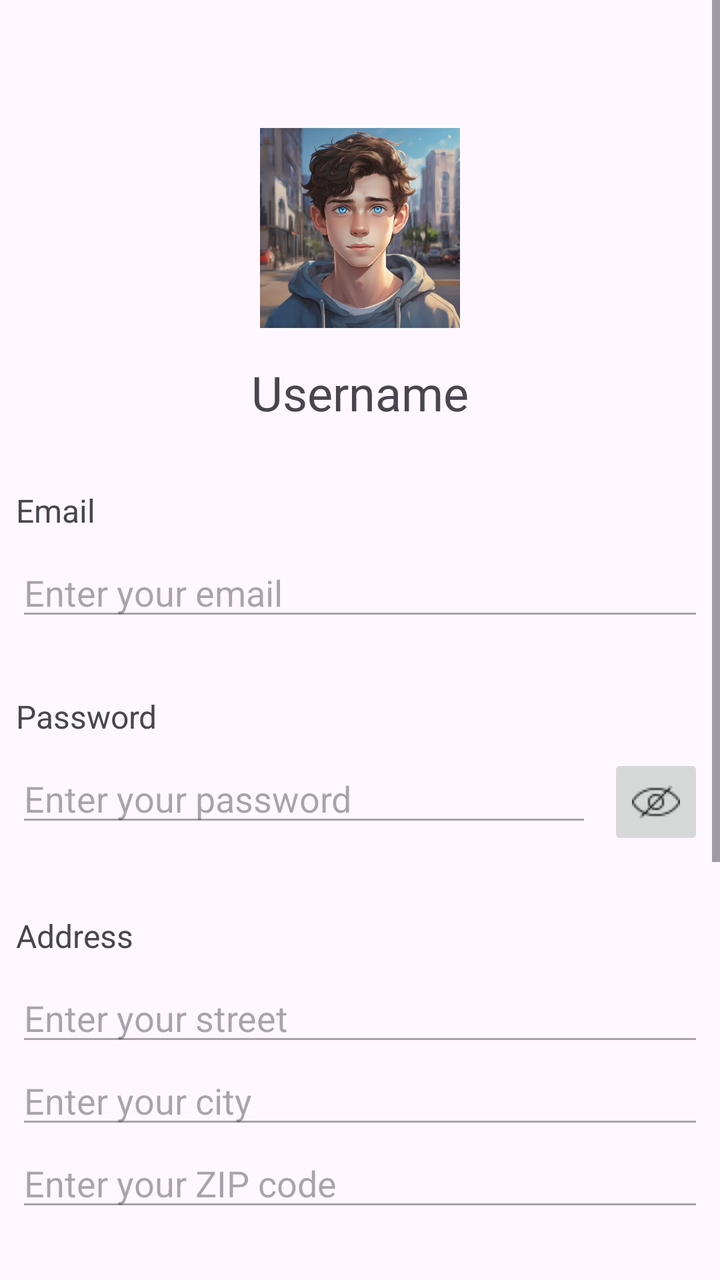
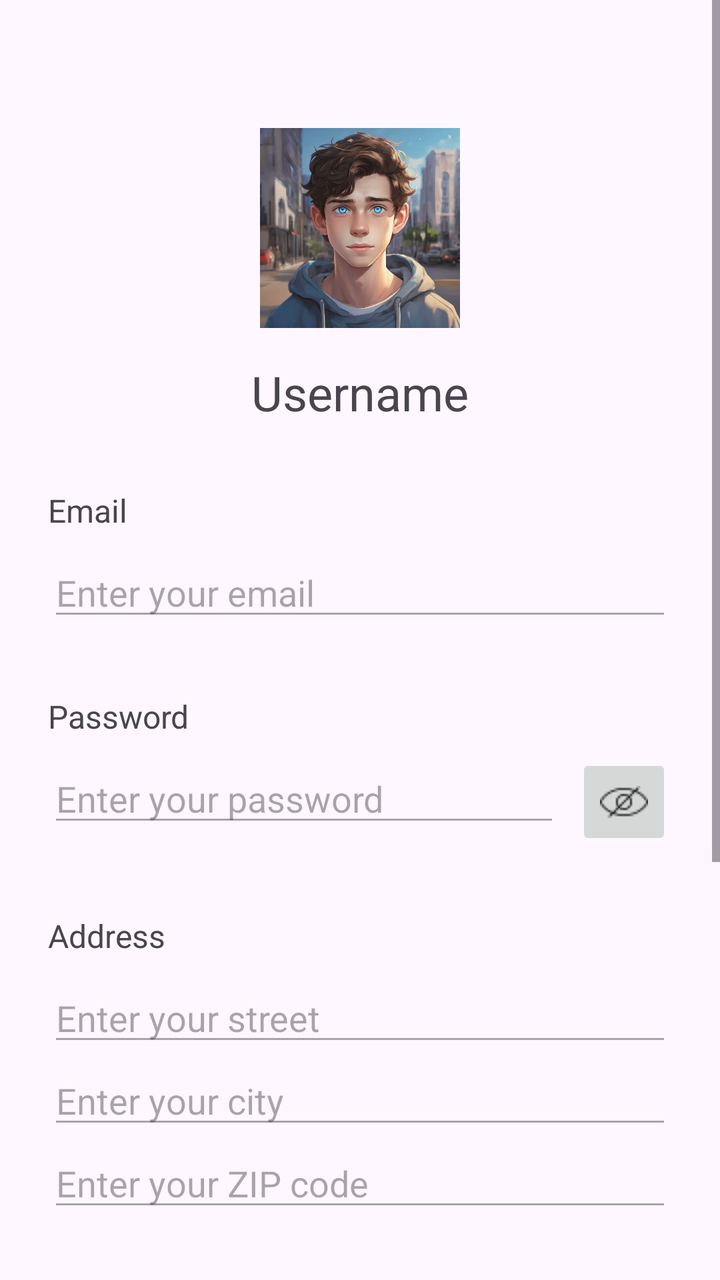

Screens rendered from an Android XML layout before and after an edit, with the pre-edit source and the edit as a unified diff.
<!-- AndroidManifest.xml: application theme Theme.DailyKind -->
<!-- res/layout/fragment_profile.xml -->
<?xml version="1.0" encoding="utf-8"?>
<ScrollView xmlns:android="http://schemas.android.com/apk/res/android"
    android:layout_width="match_parent"
    android:layout_height="match_parent">

    <LinearLayout
        android:layout_width="match_parent"
        android:layout_height="wrap_content"
        android:orientation="vertical"
        android:paddingTop="64dp"
        android:paddingBottom="128dp">

        
        <ImageView
            android:id="@+id/profile_image"
            android:layout_width="100dp"
            android:layout_height="100dp"
            android:layout_gravity="center"
            android:src="@drawable/profilepic1"
            android:contentDescription="Profile Picture"
            android:scaleType="centerCrop"
            android:layout_marginBottom="16dp"/>

        
        <TextView
            android:id="@+id/username"
            android:layout_width="wrap_content"
            android:layout_height="wrap_content"
            android:text="Username"
            android:textSize="24sp"
            android:layout_gravity="center"
            android:layout_marginBottom="32dp"/>

        
        <TextView
            android:layout_marginLeft="8dp"
            android:layout_width="wrap_content"
            android:layout_height="wrap_content"
            android:text="Email"
            android:textSize="16sp"
            android:layout_marginBottom="8dp"/>
        <EditText
            android:layout_marginLeft="8dp"
            android:layout_marginRight="8dp"
            android:id="@+id/email"
            android:layout_width="match_parent"
            android:layout_height="wrap_content"
            android:inputType="textEmailAddress"
            android:hint="Enter your email"
            android:enabled="false"/>

        
        <TextView
            android:layout_marginLeft="8dp"
            android:layout_width="wrap_content"
            android:layout_height="wrap_content"
            android:text="Password"
            android:textSize="16sp"
            android:layout_marginTop="32dp"
            android:layout_marginBottom="8dp"/>
        <LinearLayout

            android:layout_width="match_parent"
            android:layout_height="wrap_content"
            android:orientation="horizontal">
            <EditText
                android:layout_marginLeft="8dp"
                android:layout_marginRight="8dp"
                android:id="@+id/password"
                android:layout_width="0dp"
                android:layout_height="wrap_content"
                android:layout_weight="1"
                android:inputType="textPassword"
                android:hint="Enter your password"
                android:enabled="false"/>
            <ImageButton
                android:layout_marginRight="8dp"
                android:id="@+id/toggle_password_visibility"
                android:layout_width="48dp"
                android:layout_height="48dp"
                android:src="@drawable/invisible_eye"
                android:contentDescription="Toggle Password Visibility"
                android:enabled="false"/>
        </LinearLayout>

        

        
        <TextView
            android:layout_marginLeft="8dp"
            android:layout_marginRight="8dp"
            android:layout_width="wrap_content"
            android:layout_height="wrap_content"
            android:layout_marginTop="32dp"
            android:layout_marginBottom="8dp"
            android:text="Address"
            android:textSize="16sp" />

        <EditText
            android:layout_marginLeft="8dp"
            android:layout_marginRight="8dp"
            android:id="@+id/street"
            android:layout_width="match_parent"
            android:layout_height="wrap_content"
            android:hint="Enter your street"
            android:enabled="false"/>

        
        <EditText
            android:layout_marginLeft="8dp"
            android:layout_marginRight="8dp"
            android:id="@+id/city"
            android:layout_width="match_parent"
            android:layout_height="wrap_content"
            android:hint="Enter your city"
            android:enabled="false"/>

        
        <EditText
            android:layout_marginLeft="8dp"
            android:layout_marginRight="8dp"
            android:id="@+id/zip_code"
            android:layout_width="match_parent"
            android:layout_height="wrap_content"
            android:hint="Enter your ZIP code"
            android:enabled="false"/>

        
        <TextView
            android:layout_marginLeft="8dp"
            android:layout_marginRight="8dp"
            android:layout_width="wrap_content"
            android:layout_height="wrap_content"
            android:text="Country"
            android:textSize="16sp"
            android:layout_marginTop="32dp"
            android:layout_marginBottom="8dp"/>
        <Spinner
            android:layout_marginLeft="8dp"
            android:layout_marginRight="8dp"
            android:id="@+id/country_picker"
            android:layout_width="match_parent"
            android:layout_height="wrap_content"
            android:enabled="false"/>

        
        <Button
            android:id="@+id/edit_button"
            android:layout_width="wrap_content"
            android:layout_height="wrap_content"
            android:text="Change Data"
            android:layout_gravity="center"
            android:layout_marginTop="24dp"/>


        
        <TextView
            android:layout_marginLeft="8dp"
            android:layout_marginRight="8dp"
            android:layout_width="wrap_content"
            android:layout_height="wrap_content"
            android:text="Calendar"
            android:textSize="16sp"
            android:layout_marginTop="32dp"
            />

        <FrameLayout
            android:id="@+id/calendar_container"
            android:layout_width="match_parent"
            android:layout_height="wrap_content"
            android:layout_below="@id/recyclerViewTrending"
            android:background="@color/ic_launcher_background"
            android:backgroundTint="#FDF6FE" />
    </LinearLayout>


</ScrollView>
<!-- resources referenced by this layout -->
<resources>
  <color name="ic_launcher_background">#FFFFFF</color>
  <!-- drawable invisible_eye: png bitmap (drawable, 495 bytes) -->
  <!-- drawable profilepic1: webp bitmap (drawable, 95612 bytes) -->
  <style name="Theme.DailyKind" parent="Base.Theme.DailyKind" />
  <style name="Base.Theme.DailyKind" parent="Theme.Material3.DayNight.NoActionBar">
          
          
      </style>
</resources>

<!-- the commit's change to res/layout/fragment_profile.xml (unified diff, before → after) -->
@@ -8,7 +8,9 @@
         android:layout_height="wrap_content"
         android:orientation="vertical"
         android:paddingTop="64dp"
-        android:paddingBottom="128dp">
+        android:paddingBottom="128dp"
+        android:paddingLeft="16dp"
+        android:paddingRight="16dp">
 
         
         <ImageView
